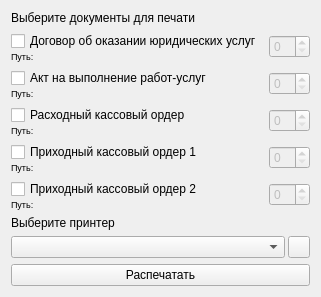
Before: the Qt Designer form design/PrintDocxWindow.ui in kos1posha/lawyer_helper, drawn with Qt 5.
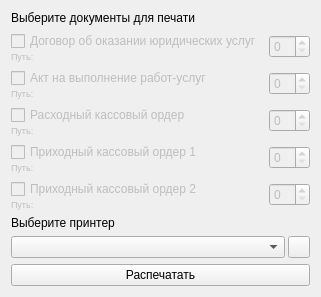
After: the same form once the commit is applied. Icons and pictures are not drawn.

```diff
--- a/design/PrintDocxWindow.ui
+++ b/design/PrintDocxWindow.ui
@@ -20,6 +20,9 @@
   <layout class="QGridLayout" name="gl_main">
    <item row="1" column="0">
     <widget class="QWidget" name="w_contract" native="true">
+     <property name="enabled">
+      <bool>false</bool>
+     </property>
      <layout class="QGridLayout" name="gl_contract">
       <property name="leftMargin">
        <number>0</number>
@@ -60,6 +63,9 @@
    </item>
    <item row="3" column="0">
     <widget class="QWidget" name="w_coef" native="true">
+     <property name="enabled">
+      <bool>false</bool>
+     </property>
      <layout class="QGridLayout" name="gl_coef">
       <property name="leftMargin">
        <number>0</number>
@@ -100,6 +106,9 @@
    </item>
    <item row="2" column="0">
     <widget class="QWidget" name="w_act" native="true">
+     <property name="enabled">
+      <bool>false</bool>
+     </property>
      <layout class="QGridLayout" name="gl_act">
       <property name="leftMargin">
        <number>0</number>
@@ -140,6 +149,9 @@
    </item>
    <item row="4" column="0">
     <widget class="QWidget" name="w_corf1" native="true">
+     <property name="enabled">
+      <bool>false</bool>
+     </property>
      <layout class="QGridLayout" name="gl_corf1">
       <property name="leftMargin">
        <number>0</number>
@@ -246,6 +258,9 @@
    </item>
    <item row="5" column="0">
     <widget class="QWidget" name="w_corf2" native="true">
+     <property name="enabled">
+      <bool>false</bool>
+     </property>
      <layout class="QGridLayout" name="gl_corf2">
       <property name="leftMargin">
        <number>0</number>
```
